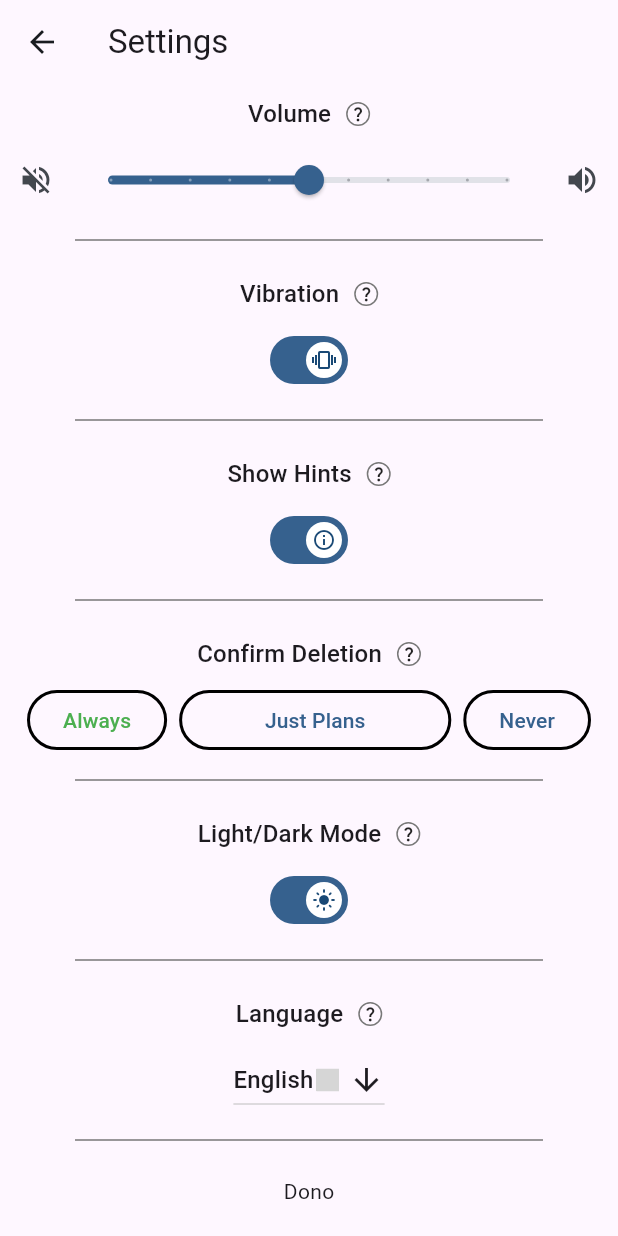
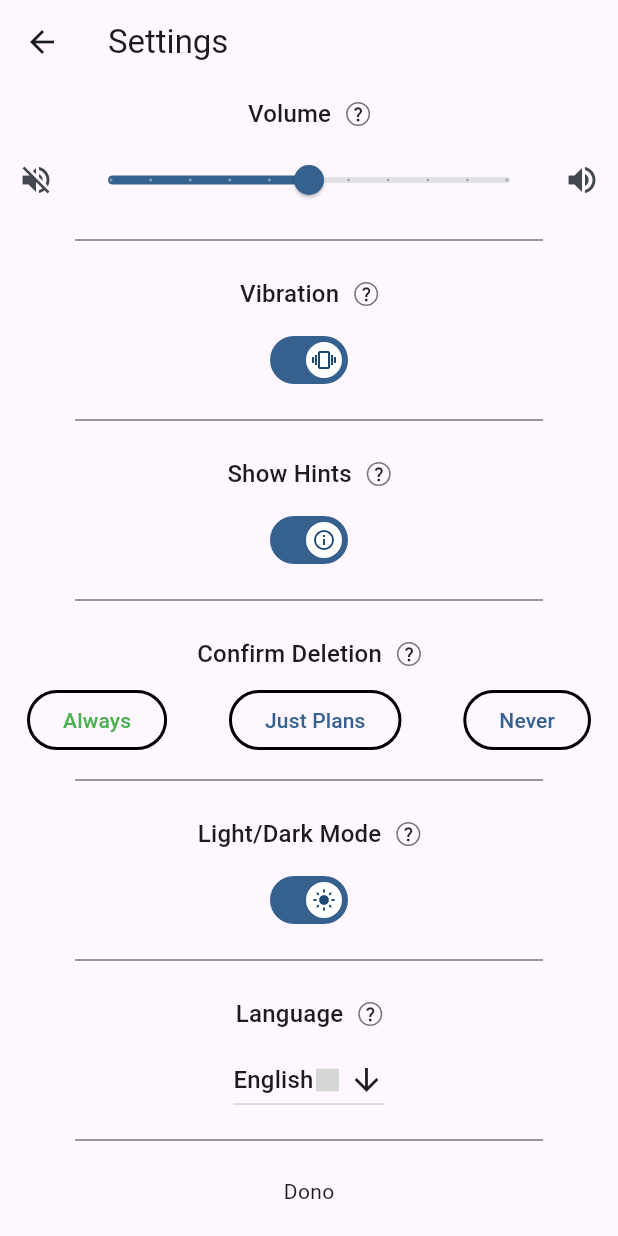
Before and after one commit to Rollemann/WorkoutTemplateApp, a Flutter app: the screen it shows after launch, after a tap on the "settings" icon, on a phone screen of 412 x 824 dp. Run offline on Flutter 3.47's test engine with Material 3 defaults, Android fonts, the phone set to English and light mode, and no system bars; our stand-ins replace flutter_riverpod, shared_preferences; missing offline and left inert: country_flags; generated files the repository leaves out were written again; grey boxes are pictures that could not be loaded.

Commit message:
deletion type style

```diff
--- a/workouttemplateapp/lib/screens/settings_widgets/deletion_type_widget.dart
+++ b/workouttemplateapp/lib/screens/settings_widgets/deletion_type_widget.dart
@@ -50,8 +50,7 @@ class _DeletionTypeWidgetState extends ConsumerState<DeletionTypeWidget> {
                   ),
                 ),
               ),
-              Expanded(
-                child: OutlinedButton(
+              OutlinedButton(
                 onPressed: () {
                   ref.read(deletionTypeProvider.notifier).state =
                       DeletionTypes.plans;
@@ -64,7 +63,6 @@ class _DeletionTypeWidgetState extends ConsumerState<DeletionTypeWidget> {
                           color: Colors.green,
                         )
                       : const TextStyle(),
-                  ),
                 ),
               ),
               Padding(
```
Lines whose indentation alone changed are shown as unchanged.
